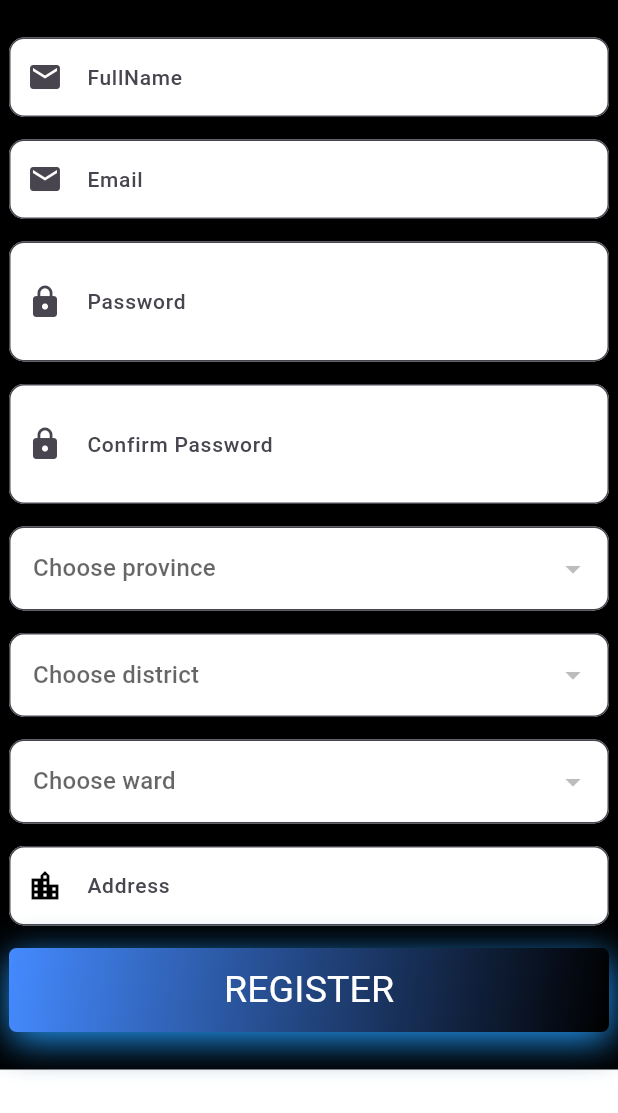
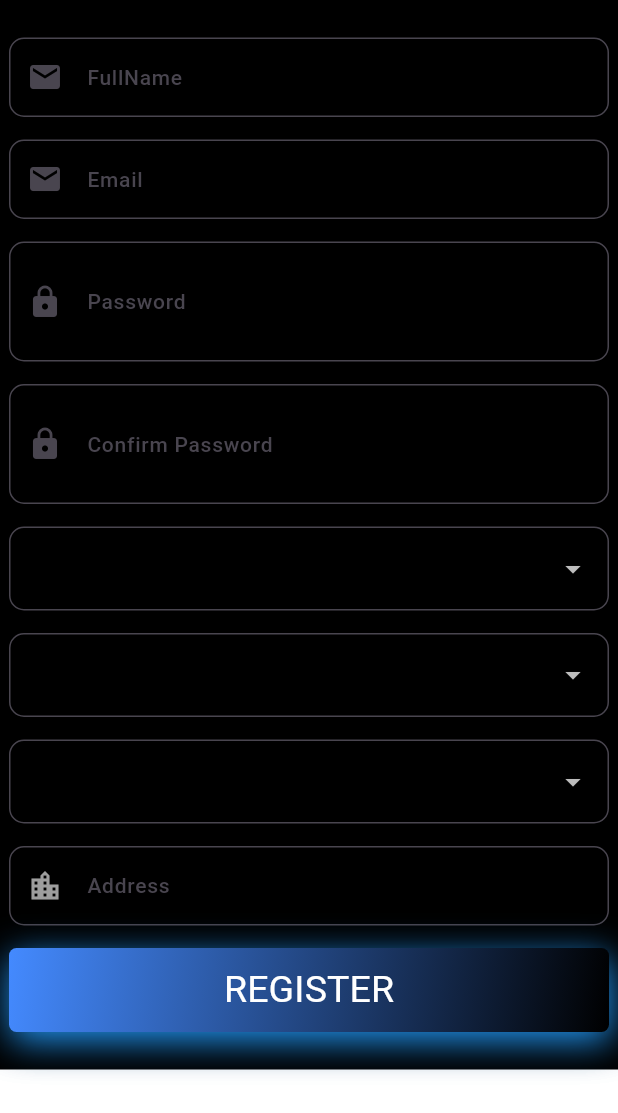
Before and after one commit to SFAri/flutterApp, a Flutter app: the RegisterPage screen opened directly, on a phone screen of 412 x 824 dp. Shown: the top 1113 px of the screen. Run offline on Flutter 3.47's test engine with Material 3 defaults, Android fonts, the phone set to English and light mode, and no system bars; our stand-ins replace carousel_slider, dotted_border, fl_chart, flutter_rating_bar, font_awesome_flutter, get and 7 more; missing offline and left inert: cloudinary_flutter, cloudinary_url_gen; accounts and stored records are empty; network calls fail; Roboto replaces fonts that are missing (Poppins, WorkSansBold).

Commit message:
Update register_page.dart

```diff
--- a/FE/ecommerce/lib/features/auth/register_page.dart
+++ b/FE/ecommerce/lib/features/auth/register_page.dart
@@ -289,7 +289,7 @@ class _RegisterPageState extends State<RegisterPage> {
                     },
                     decoration: InputDecoration(
                       filled: true,
-                      fillColor: Colors.white,
+                      fillColor: Colors.black,
                       border: OutlineInputBorder(
                         borderRadius: BorderRadius.circular(10),
                       ),
@@ -322,7 +322,7 @@ class _RegisterPageState extends State<RegisterPage> {
                     },
                     decoration: InputDecoration(
                       filled: true,
-                      fillColor: Colors.white,
+                      fillColor: Colors.black,
                       border: OutlineInputBorder(
                         borderRadius: BorderRadius.circular(10),
                       ),
@@ -354,7 +354,7 @@ class _RegisterPageState extends State<RegisterPage> {
                     },
                     decoration: InputDecoration(
                       filled: true,
-                      fillColor: Colors.white,
+                      fillColor: Colors.black,
                       border: OutlineInputBorder(
                         borderRadius: BorderRadius.circular(10),
                       ),
@@ -378,12 +378,12 @@ class _RegisterPageState extends State<RegisterPage> {
                       border: OutlineInputBorder(
                         borderRadius: BorderRadius.circular(10),
                       ),
-                      fillColor: Colors.white,
+                      fillColor: Colors.black,
                       hintText: 'Enter your address',
                       labelText: 'Address',
                       prefixIcon: Icon(
                         Icons.location_city,
-                        color: Colors.black,
+                        color: Colors.grey,
                       ),
                     ),
                     validator: (value) {
@@ -488,7 +488,7 @@ class CustomTextFormFieldRegister extends StatelessWidget {
         decoration: InputDecoration(
           filled: true,
           border: OutlineInputBorder(borderRadius: BorderRadius.circular(10)),
-          fillColor: Colors.white,
+          fillColor: Colors.black,
           hintText: hint,
           labelText: label,
           prefixIcon: icon,
```
